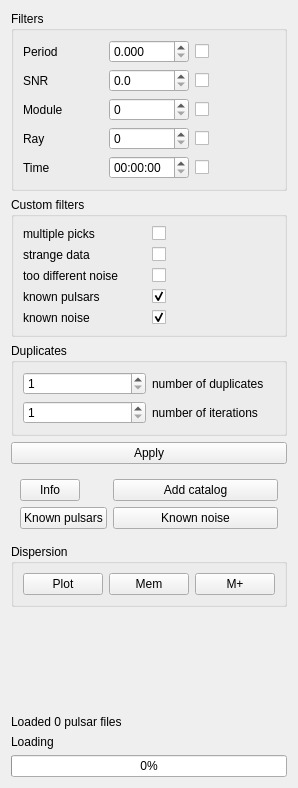
Above: src/analytics.ui from vtyulb/BSA-Analytics before the change. Below: the same form after it.
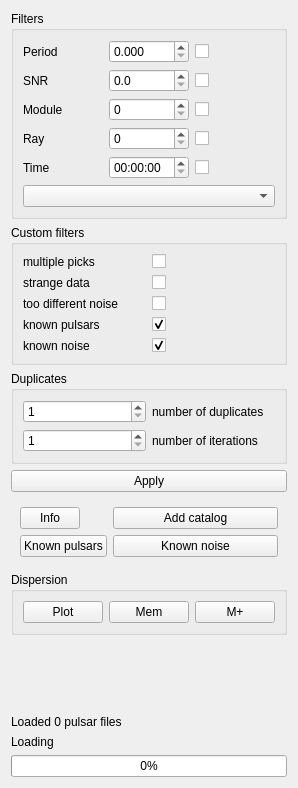
That is the form after the change.

The edit to the form file:
```diff
--- a/src/analytics.ui
+++ b/src/analytics.ui
@@ -124,6 +124,9 @@
         </item>
        </layout>
       </item>
+      <item>
+       <widget class="QComboBox" name="fileNames"/>
+      </item>
      </layout>
     </widget>
    </item>
```
